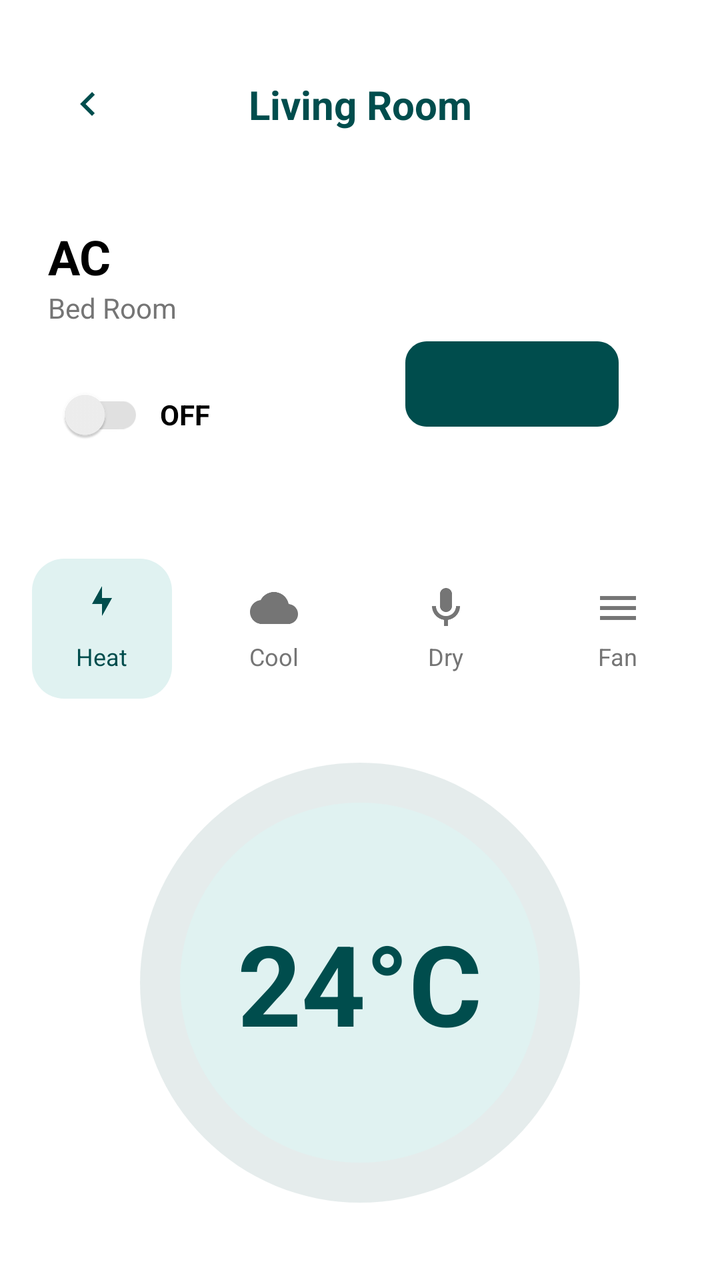
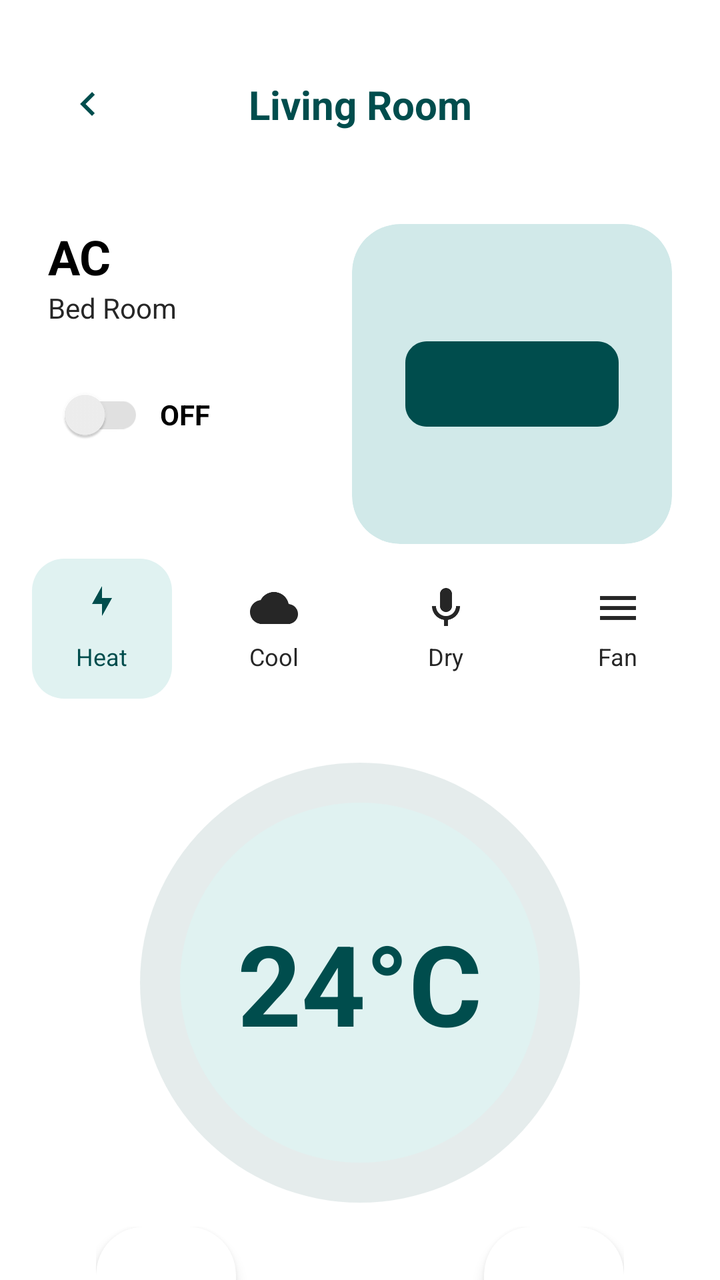

Before-and-after screenshots of an Android layout around one commit, followed by the original layout XML and the change that was made.
<!-- AndroidManifest.xml: application theme Theme.SmartHome -->
<!-- res/layout/activity_ac_control_new.xml -->
<?xml version="1.0" encoding="utf-8"?>
<androidx.constraintlayout.widget.ConstraintLayout xmlns:android="http://schemas.android.com/apk/res/android"
    xmlns:app="http://schemas.android.com/apk/res-auto"
    xmlns:tools="http://schemas.android.com/tools"
    android:layout_width="match_parent"
    android:layout_height="match_parent"
    android:background="@color/white"
    tools:context=".AcControlActivity">

    
    <ImageView
        android:id="@+id/iv_back_ac"
        android:layout_width="40dp"
        android:layout_height="40dp"
        android:layout_marginStart="24dp"
        android:layout_marginTop="32dp"
        android:padding="8dp"
        android:src="@drawable/ic_arrow_back"
        app:layout_constraintStart_toStartOf="parent"
        app:layout_constraintTop_toTopOf="parent"
        app:tint="@color/primary_teal" />

    <TextView
        android:layout_width="wrap_content"
        android:layout_height="wrap_content"
        android:text="Living Room"
        android:textColor="@color/primary_teal"
        android:textSize="20sp"
        android:textStyle="bold"
        app:layout_constraintBottom_toBottomOf="@+id/iv_back_ac"
        app:layout_constraintEnd_toEndOf="parent"
        app:layout_constraintStart_toStartOf="parent"
        app:layout_constraintTop_toTopOf="@+id/iv_back_ac" />

    
    <TextView
        android:id="@+id/tv_ac_title"
        android:layout_width="wrap_content"
        android:layout_height="wrap_content"
        android:layout_marginStart="24dp"
        android:layout_marginTop="40dp"
        android:text="AC"
        android:textColor="@color/black"
        android:textSize="24sp"
        android:textStyle="bold"
        app:layout_constraintStart_toStartOf="parent"
        app:layout_constraintTop_toBottomOf="@+id/iv_back_ac" />

    <TextView
        android:id="@+id/tv_ac_room"
        android:layout_width="wrap_content"
        android:layout_height="wrap_content"
        android:text="Bed Room"
        android:textColor="@color/gray_text"
        android:textSize="14sp"
        app:layout_constraintStart_toStartOf="@+id/tv_ac_title"
        app:layout_constraintTop_toBottomOf="@+id/tv_ac_title" />

    <LinearLayout
        android:id="@+id/ll_ac_switch"
        android:layout_width="wrap_content"
        android:layout_height="wrap_content"
        android:layout_marginTop="20dp"
        android:gravity="center_vertical"
        android:orientation="horizontal"
        app:layout_constraintStart_toStartOf="@+id/tv_ac_room"
        app:layout_constraintTop_toBottomOf="@+id/tv_ac_room">

        <androidx.appcompat.widget.SwitchCompat
            android:layout_width="wrap_content"
            android:layout_height="wrap_content"
            android:thumbTint="@color/white"
            app:trackTint="@color/light_gray" />

        <TextView
            android:layout_width="wrap_content"
            android:layout_height="wrap_content"
            android:layout_marginStart="8dp"
            android:text="OFF"
            android:textColor="@color/black"
            android:textStyle="bold" />
    </LinearLayout>

    
    <androidx.cardview.widget.CardView
        android:layout_width="160dp"
        android:layout_height="160dp"
        android:layout_marginEnd="24dp"
        app:cardCornerRadius="24dp"
        app:cardElevation="0dp"
        app:layout_constraintEnd_toEndOf="parent"
        app:layout_constraintTop_toTopOf="@+id/tv_ac_title">

        <FrameLayout
            android:layout_width="match_parent"
            android:layout_height="match_parent"
            android:background="@drawable/bg_room_card"
            android:padding="16dp">

            <ImageView
                android:layout_width="match_parent"
                android:layout_height="match_parent"
                android:src="@drawable/ic_ac"
                app:tint="@color/primary_teal" />
        </FrameLayout>
    </androidx.cardview.widget.CardView>

    
    <LinearLayout
        android:id="@+id/ll_modes"
        android:layout_width="match_parent"
        android:layout_height="wrap_content"
        android:layout_marginTop="48dp"
        android:gravity="center"
        android:orientation="horizontal"
        app:layout_constraintTop_toBottomOf="@+id/ll_ac_switch">

        <LinearLayout style="@style/AcModeItem" android:background="@drawable/bg_ac_mode_selected">
            <ImageView style="@style/AcModeIcon" android:src="@drawable/ic_lightning" app:tint="@color/primary_teal" />
            <TextView style="@style/AcModeText" android:text="Heat" android:textColor="@color/primary_teal" />
        </LinearLayout>

        <LinearLayout style="@style/AcModeItem">
            <ImageView style="@style/AcModeIcon" android:src="@drawable/ic_cloud" />
            <TextView style="@style/AcModeText" android:text="Cool" />
        </LinearLayout>

        <LinearLayout style="@style/AcModeItem">
            <ImageView style="@style/AcModeIcon" android:src="@drawable/ic_mic" />
            <TextView style="@style/AcModeText" android:text="Dry" />
        </LinearLayout>

        <LinearLayout style="@style/AcModeItem">
            <ImageView style="@style/AcModeIcon" android:src="@drawable/ic_menu" />
            <TextView style="@style/AcModeText" android:text="Fan" />
        </LinearLayout>
    </LinearLayout>

    
    <FrameLayout
        android:id="@+id/fl_temp_control"
        android:layout_width="220dp"
        android:layout_height="220dp"
        android:layout_marginTop="32dp"
        app:layout_constraintEnd_toEndOf="parent"
        app:layout_constraintStart_toStartOf="parent"
        app:layout_constraintTop_toBottomOf="@+id/ll_modes">

        <View
            android:layout_width="match_parent"
            android:layout_height="match_parent"
            android:background="@drawable/bg_remote_outer_ring"
            android:alpha="0.1" />

        <View
            android:layout_width="180dp"
            android:layout_height="180dp"
            android:layout_gravity="center"
            android:background="@drawable/bg_remote_inner_circle" />

        <TextView
            android:id="@+id/tv_temp"
            android:layout_width="wrap_content"
            android:layout_height="wrap_content"
            android:layout_gravity="center"
            android:text="24°C"
            android:textColor="@color/primary_teal"
            android:textSize="56sp"
            android:textStyle="bold" />
    </FrameLayout>

    
    <LinearLayout
        android:layout_width="match_parent"
        android:layout_height="wrap_content"
        android:layout_marginHorizontal="48dp"
        android:layout_marginTop="40dp"
        android:gravity="center"
        android:orientation="horizontal"
        app:layout_constraintTop_toBottomOf="@+id/fl_temp_control">

        <androidx.cardview.widget.CardView
            android:id="@+id/iv_temp_down"
            android:layout_width="70dp"
            android:layout_height="100dp"
            app:cardCornerRadius="24dp"
            app:cardElevation="4dp">
            <ImageView
                android:layout_width="24dp"
                android:layout_height="24dp"
                android:layout_gravity="center"
                android:src="@drawable/ic_remove" />
        </androidx.cardview.widget.CardView>

        <View android:layout_width="0dp" android:layout_height="1dp" android:layout_weight="1" />

        <androidx.cardview.widget.CardView
            android:id="@+id/iv_temp_up"
            android:layout_width="70dp"
            android:layout_height="100dp"
            app:cardCornerRadius="24dp"
            app:cardElevation="4dp">
            <ImageView
                android:layout_width="24dp"
                android:layout_height="24dp"
                android:layout_gravity="center"
                android:src="@drawable/ic_plus" />
        </androidx.cardview.widget.CardView>
    </LinearLayout>

</androidx.constraintlayout.widget.ConstraintLayout>
<!-- resources referenced by this layout -->
<resources>
  <color name="black">#000000</color>
  <color name="gray_text">#757575</color>
  <color name="light_gray">#E0E0E0</color>
  <color name="primary_teal">#004D4D</color>
  <color name="white">#FFFFFF</color>
  <!-- drawable bg_ac_mode_selected (drawable) -->
  <?xml version="1.0" encoding="utf-8"?>
  <shape xmlns:android="http://schemas.android.com/apk/res/android">
      <solid android:color="#E0F2F1" />
      <corners android:radius="16dp" />
  </shape>
  <!-- drawable bg_remote_inner_circle (drawable) -->
  <?xml version="1.0" encoding="utf-8"?>
  <shape xmlns:android="http://schemas.android.com/apk/res/android"
      android:shape="oval">
      <solid android:color="#E0F2F1" /> 
  </shape>
  <!-- drawable bg_remote_outer_ring (drawable) -->
  <?xml version="1.0" encoding="utf-8"?>
  <shape xmlns:android="http://schemas.android.com/apk/res/android"
      android:shape="oval">
      <solid android:color="@color/primary_teal" />
      <size android:width="200dp" android:height="200dp" />
  </shape>
  <!-- drawable bg_room_card (drawable) -->
  <?xml version="1.0" encoding="utf-8"?>
  <shape xmlns:android="http://schemas.android.com/apk/res/android">
      <solid android:color="@color/white" />
      <corners android:radius="24dp" />
  </shape>
  <!-- drawable ic_arrow_back (drawable) -->
  <vector xmlns:android="http://schemas.android.com/apk/res/android"
      android:width="24dp"
      android:height="24dp"
      android:viewportWidth="24"
      android:viewportHeight="24">
    <path
        android:pathData="M15.41,16.59L10.83,12L15.41,7.41L14,6L8,12L14,18L15.41,16.59Z"
        android:fillColor="#000000"/>
  </vector>
  <!-- drawable ic_lightning (drawable) -->
  <vector xmlns:android="http://schemas.android.com/apk/res/android"
      android:width="24dp"
      android:height="24dp"
      android:viewportWidth="24"
      android:viewportHeight="24">
    <path
        android:fillColor="#004D4D"
        android:pathData="M7,10l5,-9v6h5l-5,9v-6z"/>
  </vector>
  <!-- drawable ic_menu (drawable) -->
  <vector xmlns:android="http://schemas.android.com/apk/res/android"
      android:width="24dp"
      android:height="24dp"
      android:viewportWidth="24"
      android:viewportHeight="24">
    <path
        android:fillColor="#FFFFFF"
        android:pathData="M3,18h18v-2H3v2zM3,13h18v-2H3v2zM3,6v2h18V6H3z"/>
  </vector>
  <!-- drawable ic_plus (drawable) -->
  <vector xmlns:android="http://schemas.android.com/apk/res/android"
      android:width="24dp"
      android:height="24dp"
      android:viewportWidth="24"
      android:viewportHeight="24">
    <path
        android:fillColor="#000000"
        android:pathData="M19,13h-6v6h-2v-6H5v-2h6V5h2v6h6v2z"/>
  </vector>
  <!-- drawable ic_remove (drawable) -->
  <vector xmlns:android="http://schemas.android.com/apk/res/android"
      android:width="24dp"
      android:height="24dp"
      android:viewportWidth="24"
      android:viewportHeight="24">
      <path
          android:fillColor="#000000"
          android:pathData="M19,13H5V11H19V13Z" />
  </vector>
  <style name="AcModeIcon">
          <item name="android:layout_width">24dp</item>
          <item name="android:layout_height">24dp</item>
          <item name="android:tint">@color/gray_text</item>
      </style>
  <style name="AcModeText">
          <item name="android:layout_width">wrap_content</item>
          <item name="android:layout_height">wrap_content</item>
          <item name="android:layout_marginTop">4dp</item>
          <item name="android:textSize">12sp</item>
          <item name="android:textColor">@color/gray_text</item>
      </style>
  <style name="Theme.SmartHome" parent="Base.Theme.SmartHome" />
  <style name="Base.Theme.SmartHome" parent="Theme.MaterialComponents.Light.NoActionBar">
          
          <item name="android:colorBackground">@color/background_light</item>
          <item name="android:windowLightStatusBar">true</item>
          <item name="android:statusBarColor">@color/white</item>
      </style>
  <color name="background_light">#F5F7F7</color>
  <!-- unchanged entries left out for length: 4 -->
</resources>

<!-- the commit's change to res/layout/activity_ac_control_new.xml (unified diff, before → after) -->
@@ -174,9 +174,11 @@
         android:layout_width="match_parent"
         android:layout_height="wrap_content"
         android:layout_marginHorizontal="48dp"
-        android:layout_marginTop="40dp"
+        android:layout_marginTop="12dp"
         android:gravity="center"
         android:orientation="horizontal"
+        app:layout_constraintEnd_toEndOf="parent"
+        app:layout_constraintStart_toStartOf="parent"
         app:layout_constraintTop_toBottomOf="@+id/fl_temp_control">
 
         <androidx.cardview.widget.CardView
@@ -185,6 +187,7 @@
             android:layout_height="100dp"
             app:cardCornerRadius="24dp"
             app:cardElevation="4dp">
+
             <ImageView
                 android:layout_width="24dp"
                 android:layout_height="24dp"
@@ -192,7 +195,10 @@
                 android:src="@drawable/ic_remove" />
         </androidx.cardview.widget.CardView>
 
-        <View android:layout_width="0dp" android:layout_height="1dp" android:layout_weight="1" />
+        <View
+            android:layout_width="0dp"
+            android:layout_height="1dp"
+            android:layout_weight="1" />
 
         <androidx.cardview.widget.CardView
             android:id="@+id/iv_temp_up"
@@ -200,6 +206,7 @@
             android:layout_height="100dp"
             app:cardCornerRadius="24dp"
             app:cardElevation="4dp">
+
             <ImageView
                 android:layout_width="24dp"
                 android:layout_height="24dp"
<!-- resource entries referenced after the edit -->
@@ -1,7 +1,7 @@
 <!-- resources referenced by this layout -->
 <resources>
   <color name="black">#000000</color>
-  <color name="gray_text">#757575</color>
+  <color name="gray_text">#262626</color>
   <color name="light_gray">#E0E0E0</color>
   <color name="primary_teal">#004D4D</color>
   <color name="white">#FFFFFF</color>
@@ -27,7 +27,7 @@
   <!-- drawable bg_room_card (drawable) -->
   <?xml version="1.0" encoding="utf-8"?>
   <shape xmlns:android="http://schemas.android.com/apk/res/android">
-      <solid android:color="@color/white" />
+      <solid android:color="@color/glass_green" />
       <corners android:radius="24dp" />
   </shape>
   <!-- drawable ic_arrow_back (drawable) -->
@@ -93,6 +93,7 @@
           <item name="android:textColor">@color/gray_text</item>
       </style>
   <style name="Theme.SmartHome" parent="Base.Theme.SmartHome" />
+  <color name="glass_green">#D1E9E9</color>
   <style name="Base.Theme.SmartHome" parent="Theme.MaterialComponents.Light.NoActionBar">
           
           <item name="android:colorBackground">@color/background_light</item>
